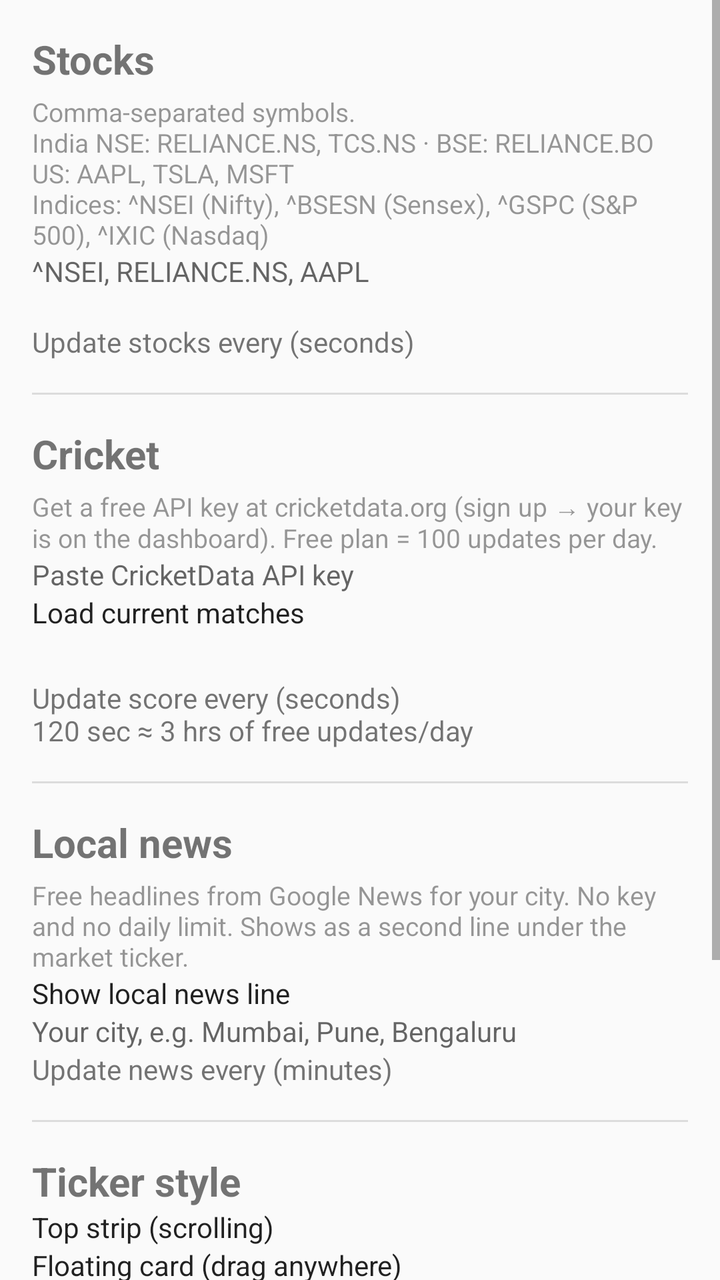
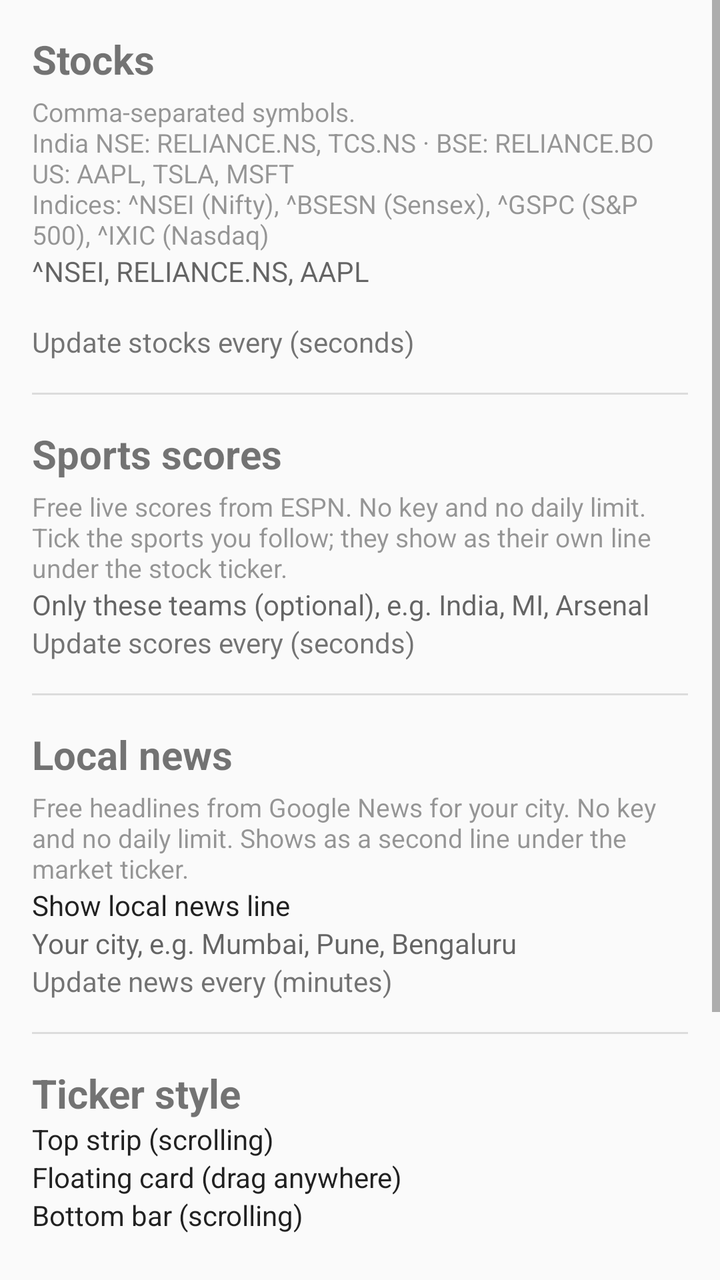

An Android layout rendered at two revisions. The XML below is the earlier revision; the diff shows what the commit changed to produce the second picture.
<!-- AndroidManifest.xml: application theme AppTheme -->
<!-- res/layout/activity_main.xml -->
<?xml version="1.0" encoding="utf-8"?>
<ScrollView xmlns:android="http://schemas.android.com/apk/res/android"
    android:layout_width="match_parent"
    android:layout_height="match_parent"
    android:fillViewport="true">

    <LinearLayout
        android:layout_width="match_parent"
        android:layout_height="wrap_content"
        android:orientation="vertical"
        android:padding="16dp">

        
        <TextView
            android:layout_width="wrap_content" android:layout_height="wrap_content"
            android:text="Stocks" android:textSize="20sp" android:textStyle="bold" />
        <TextView
            android:layout_width="match_parent" android:layout_height="wrap_content"
            android:layout_marginTop="4dp" android:alpha="0.75" android:textSize="13sp"
            android:text="Comma-separated symbols.\nIndia NSE: RELIANCE.NS, TCS.NS · BSE: RELIANCE.BO\nUS: AAPL, TSLA, MSFT\nIndices: ^NSEI (Nifty), ^BSESN (Sensex), ^GSPC (S&amp;P 500), ^IXIC (Nasdaq)" />
        <EditText
            android:id="@+id/etSymbols"
            android:layout_width="match_parent" android:layout_height="wrap_content"
            android:hint="^NSEI, RELIANCE.NS, AAPL"
            android:inputType="textCapCharacters|textMultiLine|textNoSuggestions"
            android:minLines="2" />
        <HorizontalScrollView
            android:layout_width="match_parent" android:layout_height="wrap_content"
            android:scrollbars="none">
            <LinearLayout
                android:id="@+id/quickAdd"
                android:layout_width="wrap_content" android:layout_height="wrap_content"
                android:orientation="horizontal" />
        </HorizontalScrollView>
        <LinearLayout
            android:layout_width="match_parent" android:layout_height="wrap_content"
            android:gravity="center_vertical" android:orientation="horizontal">
            <TextView
                android:layout_width="0dp" android:layout_height="wrap_content" android:layout_weight="1"
                android:text="Update stocks every (seconds)" />
            <EditText
                android:id="@+id/etStockSec"
                android:layout_width="80dp" android:layout_height="wrap_content"
                android:gravity="center" android:inputType="number" />
        </LinearLayout>

        <View android:layout_width="match_parent" android:layout_height="1dp"
            android:layout_marginVertical="16dp" android:background="?android:attr/listDivider" />

        
        <TextView
            android:layout_width="wrap_content" android:layout_height="wrap_content"
            android:text="Cricket" android:textSize="20sp" android:textStyle="bold" />
        <TextView
            android:layout_width="match_parent" android:layout_height="wrap_content"
            android:layout_marginTop="4dp" android:alpha="0.75" android:textSize="13sp"
            android:text="Get a free API key at cricketdata.org (sign up → your key is on the dashboard). Free plan = 100 updates per day." />
        <EditText
            android:id="@+id/etApiKey"
            android:layout_width="match_parent" android:layout_height="wrap_content"
            android:hint="Paste CricketData API key"
            android:inputType="text|textNoSuggestions" android:singleLine="true" />
        <Button
            android:id="@+id/btnLoadMatches"
            android:layout_width="match_parent" android:layout_height="wrap_content"
            android:text="Load current matches" />
        <TextView
            android:id="@+id/tvMatchStatus"
            android:layout_width="match_parent" android:layout_height="wrap_content"
            android:layout_marginTop="6dp" android:textSize="13sp" />
        <LinearLayout
            android:id="@+id/matchList"
            android:layout_width="match_parent" android:layout_height="wrap_content"
            android:orientation="vertical" />
        <LinearLayout
            android:layout_width="match_parent" android:layout_height="wrap_content"
            android:gravity="center_vertical" android:orientation="horizontal">
            <TextView
                android:layout_width="0dp" android:layout_height="wrap_content" android:layout_weight="1"
                android:text="Update score every (seconds)\n120 sec ≈ 3 hrs of free updates/day" />
            <EditText
                android:id="@+id/etCricketSec"
                android:layout_width="80dp" android:layout_height="wrap_content"
                android:gravity="center" android:inputType="number" />
        </LinearLayout>

        <View android:layout_width="match_parent" android:layout_height="1dp"
            android:layout_marginVertical="16dp" android:background="?android:attr/listDivider" />

        
        <TextView
            android:layout_width="wrap_content" android:layout_height="wrap_content"
            android:text="Local news" android:textSize="20sp" android:textStyle="bold" />
        <TextView
            android:layout_width="match_parent" android:layout_height="wrap_content"
            android:layout_marginTop="4dp" android:alpha="0.75" android:textSize="13sp"
            android:text="Free headlines from Google News for your city. No key and no daily limit. Shows as a second line under the market ticker." />
        <CheckBox
            android:id="@+id/cbNews"
            android:layout_width="match_parent" android:layout_height="wrap_content"
            android:text="Show local news line" />
        <EditText
            android:id="@+id/etCity"
            android:layout_width="match_parent" android:layout_height="wrap_content"
            android:hint="Your city, e.g. Mumbai, Pune, Bengaluru"
            android:inputType="textCapWords" android:singleLine="true" />
        <LinearLayout
            android:layout_width="match_parent" android:layout_height="wrap_content"
            android:gravity="center_vertical" android:orientation="horizontal">
            <TextView
                android:layout_width="0dp" android:layout_height="wrap_content" android:layout_weight="1"
                android:text="Update news every (minutes)" />
            <EditText
                android:id="@+id/etNewsMin"
                android:layout_width="80dp" android:layout_height="wrap_content"
                android:gravity="center" android:inputType="number" />
        </LinearLayout>

        <View android:layout_width="match_parent" android:layout_height="1dp"
            android:layout_marginVertical="16dp" android:background="?android:attr/listDivider" />

        
        <TextView
            android:layout_width="wrap_content" android:layout_height="wrap_content"
            android:text="Ticker style" android:textSize="20sp" android:textStyle="bold" />
        <RadioGroup
            android:id="@+id/rgStyle"
            android:layout_width="match_parent" android:layout_height="wrap_content">
            <RadioButton android:id="@+id/rbTop"
                android:layout_width="match_parent" android:layout_height="wrap_content"
                android:text="Top strip (scrolling)" />
            <RadioButton android:id="@+id/rbFloating"
                android:layout_width="match_parent" android:layout_height="wrap_content"
                android:text="Floating card (drag anywhere)" />
            <RadioButton android:id="@+id/rbBottom"
                android:layout_width="match_parent" android:layout_height="wrap_content"
                android:text="Bottom bar (scrolling)" />
        </RadioGroup>

        <TextView
            android:id="@+id/tvTextSize"
            android:layout_width="wrap_content" android:layout_height="wrap_content"
            android:layout_marginTop="10dp" />
        <SeekBar
            android:id="@+id/sbTextSize"
            android:layout_width="match_parent" android:layout_height="wrap_content"
            android:min="10" android:max="22" />
        <TextView
            android:id="@+id/tvSpeed"
            android:layout_width="wrap_content" android:layout_height="wrap_content"
            android:layout_marginTop="10dp" />
        <SeekBar
            android:id="@+id/sbSpeed"
            android:layout_width="match_parent" android:layout_height="wrap_content"
            android:min="20" android:max="160" />

        <Button
            android:id="@+id/btnStart"
            android:layout_width="match_parent" android:layout_height="wrap_content"
            android:layout_marginTop="20dp" android:text="Save and start ticker" />
        <Button
            android:id="@+id/btnStop"
            android:layout_width="match_parent" android:layout_height="wrap_content"
            android:text="Stop ticker" />
        <TextView
            android:layout_width="match_parent" android:layout_height="wrap_content"
            android:layout_marginTop="12dp" android:alpha="0.75" android:textSize="13sp"
            android:text="Tips: drag the ticker to move it. Long-press it to come back to these settings. You can also stop it from the notification." />
    </LinearLayout>
</ScrollView>
<!-- resources referenced by this layout -->
<resources>
  <style name="AppTheme" parent="android:Theme.Material.Light.DarkActionBar">
          <item name="android:colorPrimary">@color/brand</item>
          <item name="android:colorPrimaryDark">@color/brand_dark</item>
          <item name="android:colorAccent">@color/brand</item>
      </style>
  <color name="brand">#1B7F3B</color>
  <color name="brand_dark">#0F5226</color>
</resources>

<!-- the commit's change to res/layout/activity_main.xml (unified diff, before → after) -->
@@ -50,36 +50,28 @@
         
         <TextView
             android:layout_width="wrap_content" android:layout_height="wrap_content"
-            android:text="Cricket" android:textSize="20sp" android:textStyle="bold" />
+            android:text="Sports scores" android:textSize="20sp" android:textStyle="bold" />
         <TextView
             android:layout_width="match_parent" android:layout_height="wrap_content"
             android:layout_marginTop="4dp" android:alpha="0.75" android:textSize="13sp"
-            android:text="Get a free API key at cricketdata.org (sign up → your key is on the dashboard). Free plan = 100 updates per day." />
-        <EditText
-            android:id="@+id/etApiKey"
-            android:layout_width="match_parent" android:layout_height="wrap_content"
-            android:hint="Paste CricketData API key"
-            android:inputType="text|textNoSuggestions" android:singleLine="true" />
-        <Button
-            android:id="@+id/btnLoadMatches"
-            android:layout_width="match_parent" android:layout_height="wrap_content"
-            android:text="Load current matches" />
-        <TextView
-            android:id="@+id/tvMatchStatus"
-            android:layout_width="match_parent" android:layout_height="wrap_content"
-            android:layout_marginTop="6dp" android:textSize="13sp" />
+            android:text="Free live scores from ESPN. No key and no daily limit. Tick the sports you follow; they show as their own line under the stock ticker." />
         <LinearLayout
-            android:id="@+id/matchList"
+            android:id="@+id/sportsList"
             android:layout_width="match_parent" android:layout_height="wrap_content"
             android:orientation="vertical" />
+        <EditText
+            android:id="@+id/etTeams"
+            android:layout_width="match_parent" android:layout_height="wrap_content"
+            android:hint="Only these teams (optional), e.g. India, MI, Arsenal"
+            android:inputType="textCapWords" android:singleLine="true" />
         <LinearLayout
             android:layout_width="match_parent" android:layout_height="wrap_content"
             android:gravity="center_vertical" android:orientation="horizontal">
             <TextView
                 android:layout_width="0dp" android:layout_height="wrap_content" android:layout_weight="1"
-                android:text="Update score every (seconds)\n120 sec ≈ 3 hrs of free updates/day" />
+                android:text="Update scores every (seconds)" />
             <EditText
-                android:id="@+id/etCricketSec"
+                android:id="@+id/etSportsSec"
                 android:layout_width="80dp" android:layout_height="wrap_content"
                 android:gravity="center" android:inputType="number" />
         </LinearLayout>
